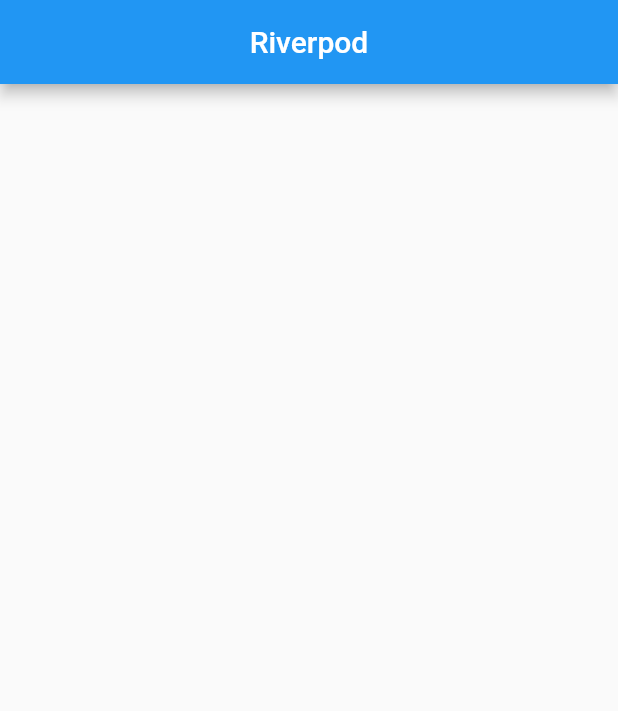
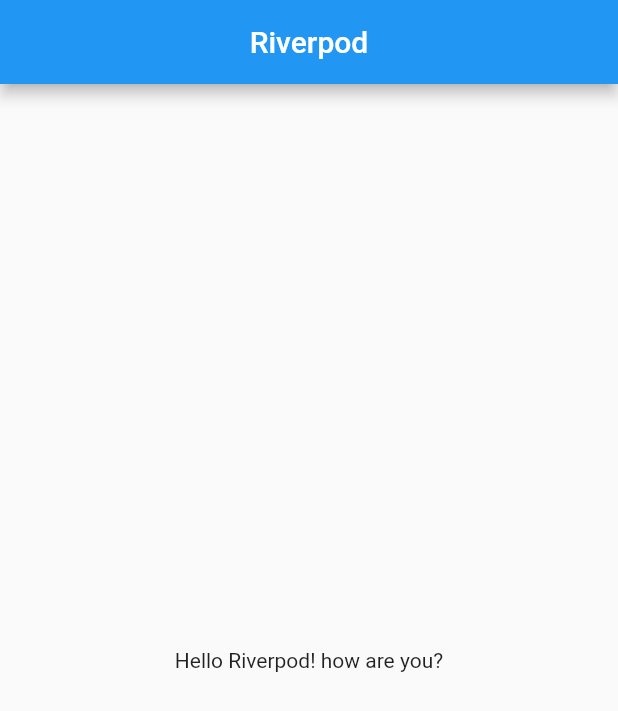
Before and after one commit to asutoshranjan/Flutter-Riverpod, a Flutter app: the screen it shows after launch, on a phone screen of 412 x 824 dp. Shown: the top 711 px of the screen. Run offline on Flutter 3.47's test engine with Material 2 defaults, Android fonts, the phone set to English and light mode, and no system bars; our stand-ins replace flutter_riverpod.

```diff
--- a/lib/main.dart
+++ b/lib/main.dart
@@ -1,4 +1,4 @@
-// ignore_for_file: use_key_in_widget_constructors
+// ignore_for_file: use_key_in_widget_constructors, prefer_const_constructors
 
 import 'package:flutter/material.dart';
 import 'package:flutter_riverpod/flutter_riverpod.dart';
@@ -17,9 +17,14 @@ void main() {
 
 final greetingProvider = Provider((ref) => 'Hello Riverpod!');
 
-class MyApp extends StatelessWidget {
+// have to change from state less widget to consumer widget (extra scoped reader parameter)
+
+class MyApp extends ConsumerWidget {
   @override
-  Widget build(BuildContext context) {
+  Widget build(BuildContext context, ScopedReader watch) {
+
+    final greeting = watch(greetingProvider);
+
     return MaterialApp(
       debugShowCheckedModeBanner: false,
       title: 'Riverpod',
@@ -32,7 +37,9 @@ class MyApp extends StatelessWidget {
           centerTitle: true,
         ),
 
-        body: Container(),
+        body: Center(
+          child: Text('$greeting how are you?'),
+        ),
 
       ),
 
```
